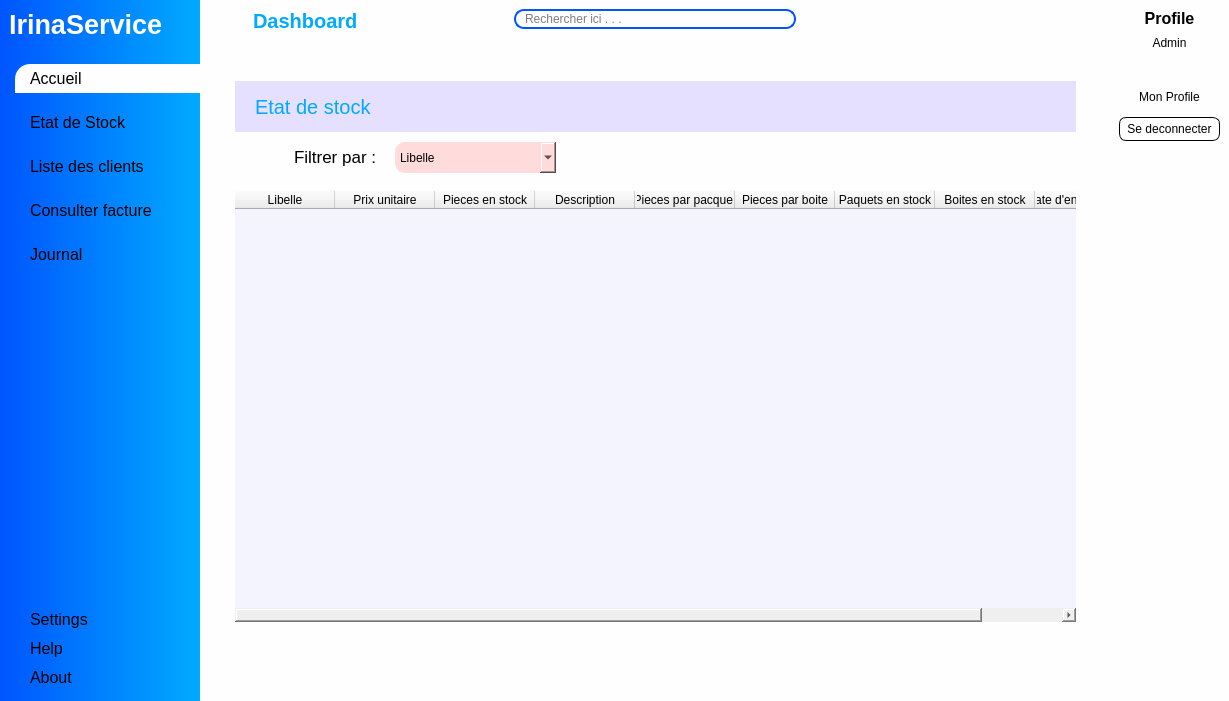
ninohantonio/Store-Management, file views/main_window.ui: the form before one commit.
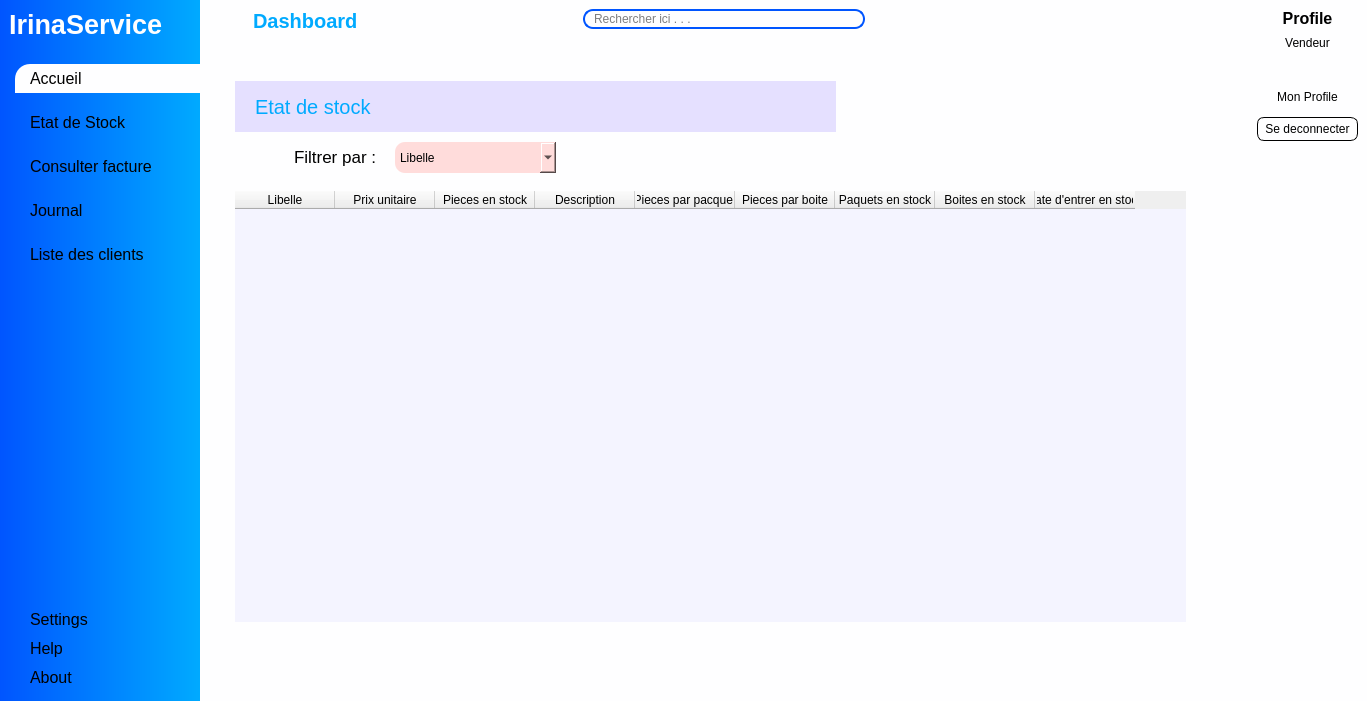
The form after the commit. The open tabs and pages were chosen to show the change. Icons and pictures are not drawn. Custom widgets are drawn as their Qt base class.

Patch:
```diff
--- a/views/main_window.ui
+++ b/views/main_window.ui
@@ -6,7 +6,7 @@
    <rect>
     <x>0</x>
     <y>0</y>
-    <width>1229</width>
+    <width>1367</width>
     <height>701</height>
    </rect>
   </property>
@@ -29,6 +29,10 @@
 	background-color: qlineargradient(spread:pad, x1:0, y1:0, x2:1, y2:0, stop:0 rgb(0, 85, 255), stop:1 rgb(0, 170, 255));
 }
 
+#leftMenu{
+	color: white;
+}
+
 QLineEdit{
 	background: transparent;
 }
@@ -312,31 +316,6 @@
                   </property>
                  </widget>
                 </item>
-                <item>
-                 <widget class="QPushButton" name="clientBtn">
-                  <property name="font">
-                   <font>
-                    <pointsize>12</pointsize>
-                   </font>
-                  </property>
-                  <property name="cursor">
-                   <cursorShape>PointingHandCursor</cursorShape>
-                  </property>
-                  <property name="text">
-                   <string>Liste des clients</string>
-                  </property>
-                  <property name="icon">
-                   <iconset resource="resources.qrc">
-                    <normaloff>:/icons/icons/people.png</normaloff>:/icons/icons/people.png</iconset>
-                  </property>
-                  <property name="iconSize">
-                   <size>
-                    <width>22</width>
-                    <height>22</height>
-                   </size>
-                  </property>
-                 </widget>
-                </item>
                 <item>
                  <widget class="QPushButton" name="factureBtn">
                   <property name="font">
@@ -356,8 +335,8 @@
                   </property>
                   <property name="iconSize">
                    <size>
-                    <width>19</width>
-                    <height>19</height>
+                    <width>27</width>
+                    <height>27</height>
                    </size>
                   </property>
                  </widget>
@@ -387,6 +366,31 @@
                   </property>
                  </widget>
                 </item>
+                <item>
+                 <widget class="QPushButton" name="clientBtn">
+                  <property name="font">
+                   <font>
+                    <pointsize>12</pointsize>
+                   </font>
+                  </property>
+                  <property name="cursor">
+                   <cursorShape>PointingHandCursor</cursorShape>
+                  </property>
+                  <property name="text">
+                   <string>Liste des clients</string>
+                  </property>
+                  <property name="icon">
+                   <iconset resource="resources.qrc">
+                    <normaloff>:/icons/icons/people.png</normaloff>:/icons/icons/people.png</iconset>
+                  </property>
+                  <property name="iconSize">
+                   <size>
+                    <width>22</width>
+                    <height>22</height>
+                   </size>
+                  </property>
+                 </widget>
+                </item>
                 <item>
                  <spacer name="verticalSpacer">
                   <property name="orientation">
@@ -870,7 +874,7 @@
                <rect>
                 <x>20</x>
                 <y>20</y>
-                <width>841</width>
+                <width>601</width>
                 <height>51</height>
                </rect>
               </property>
@@ -888,7 +892,7 @@
                <rect>
                 <x>20</x>
                 <y>130</y>
-                <width>841</width>
+                <width>951</width>
                 <height>431</height>
                </rect>
               </property>
@@ -1168,7 +1172,7 @@
           <item alignment="Qt::AlignmentFlag::AlignTop">
            <widget class="QLabel" name="label_17">
             <property name="text">
-             <string>Admin</string>
+             <string>Vendeur</string>
             </property>
             <property name="alignment">
              <set>Qt::AlignmentFlag::AlignCenter</set>
```
Left out of the diff: 11 changed lines with no effect on the pictures.
